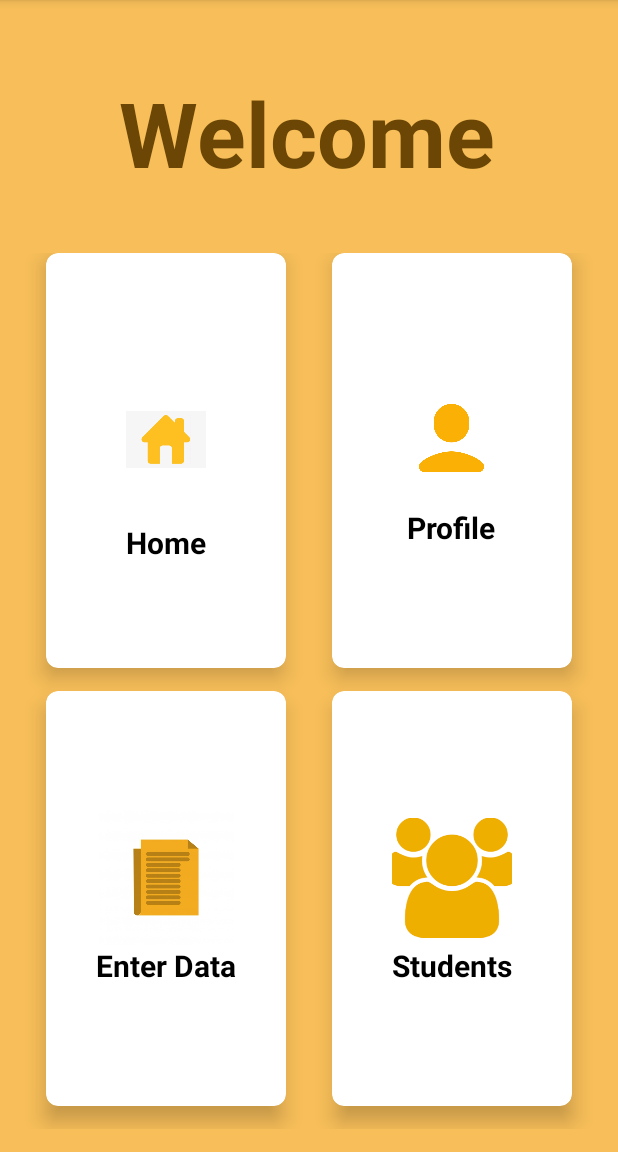
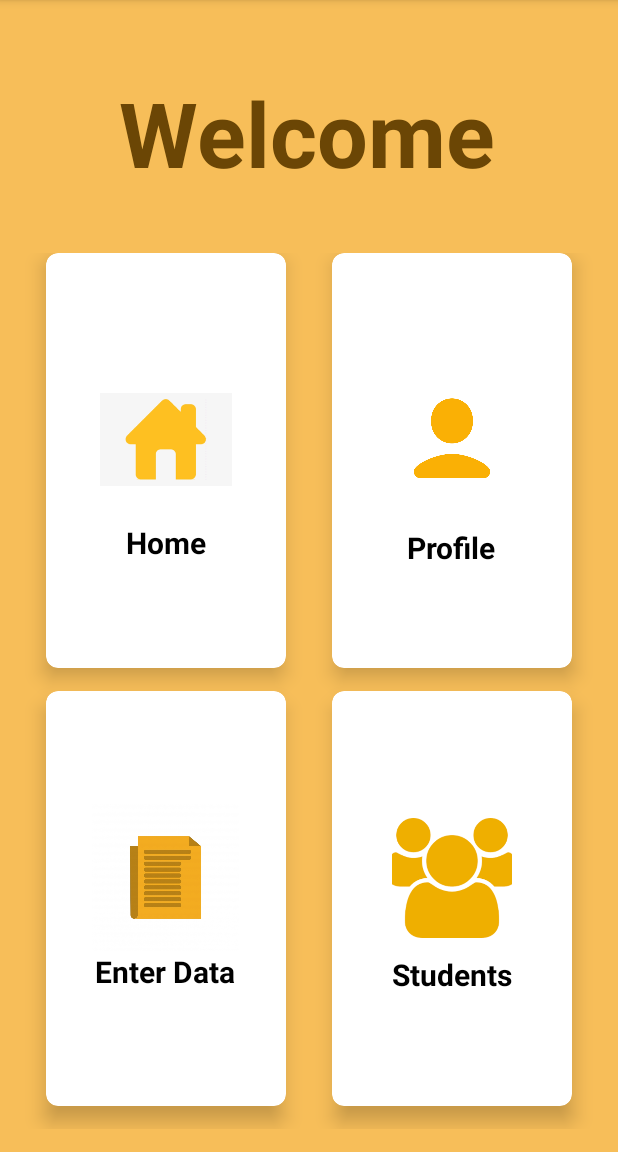
Before and after one commit to AAMNATARIQ/QuranRecordApplication, an Android app: the screen it shows after launch (Activity1), on a phone screen of 412 x 824 dp, the part 84-1236 px from its top. Run offline under Robolectric (Android 15) with nearby library versions, the phone set to English and light mode, and no system bars.

Commit message:
setting up images size

```diff
--- a/app/src/main/res/layout/activity_1.xml
+++ b/app/src/main/res/layout/activity_1.xml
@@ -51,16 +51,18 @@
 
             <androidx.cardview.widget.CardView
                 android:id="@+id/d1"
-                app:cardBackgroundColor="@color/white"
                 android:layout_width="0dp"
                 android:layout_height="0dp"
+                android:layout_row="0"
+                android:layout_rowWeight="1"
+                android:layout_column="0"
                 android:layout_columnWeight="1"
-                android:layout_rowWeight="1"
-                android:layout_marginBottom="15dp"
                 android:layout_marginLeft="15dp"
                 android:layout_marginRight="15dp"
-                app:cardElevation="8dp"
-                app:cardCornerRadius="8dp">
+                android:layout_marginBottom="15dp"
+                app:cardBackgroundColor="@color/white"
+                app:cardCornerRadius="8dp"
+                app:cardElevation="8dp">
 
                 <LinearLayout
                     android:layout_width="wrap_content"
@@ -70,20 +72,20 @@
                     android:orientation="vertical">
 
                     <ImageView
-                        android:layout_width="match_parent"
+                        android:layout_width="88dp"
                         android:layout_height="110dp"
                         android:layout_gravity="center_horizontal"
-                        android:src="@drawable/home">
-                    </ImageView>
+                        android:src="@drawable/home"></ImageView>
+
                     <TextView
                         android:layout_width="wrap_content"
                         android:layout_height="wrap_content"
+                        android:layout_gravity="center_horizontal"
                         android:text="Home"
+                        android:textAlignment="center"
                         android:textColor="@color/black"
-                        android:textStyle="bold"
                         android:textSize="20dp"
-                        android:textAlignment="center"
-                        android:layout_gravity="center_horizontal"></TextView>
+                        android:textStyle="bold"></TextView>
 
 
                 </LinearLayout>
@@ -111,11 +113,10 @@
                     android:orientation="vertical">
 
                     <ImageView
-                        android:layout_width="match_parent"
-                        android:layout_height="90dp"
+                        android:layout_width="69dp"
+                        android:layout_height="116dp"
                         android:layout_gravity="center_horizontal"
-                        android:src="@drawable/user">
-                    </ImageView>
+                        android:src="@drawable/user"></ImageView>
                     <TextView
                         android:layout_width="wrap_content"
                         android:layout_height="wrap_content"
@@ -152,11 +153,10 @@
                     android:orientation="vertical">
 
                     <ImageView
-                        android:layout_width="match_parent"
-                        android:layout_height="90dp"
+                        android:layout_width="103dp"
+                        android:layout_height="98dp"
                         android:layout_gravity="center_horizontal"
-                        android:src="@drawable/note">
-                    </ImageView>
+                        android:src="@drawable/note"></ImageView>
                     <TextView
                         android:layout_width="wrap_content"
                         android:layout_height="wrap_content"
@@ -194,10 +194,9 @@
 
                     <ImageView
                         android:layout_width="match_parent"
-                        android:layout_height="90dp"
+                        android:layout_height="101dp"
                         android:layout_gravity="center_horizontal"
-                        android:src="@drawable/student">
-                    </ImageView>
+                        android:src="@drawable/student"></ImageView>
                     <TextView
                         android:layout_width="wrap_content"
                         android:layout_height="wrap_content"
```
